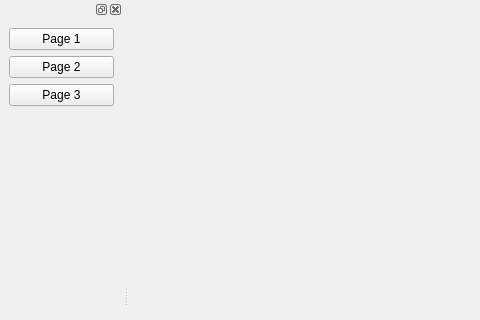
Above: pages/mainwindow.ui from Romaisaa/CV-Toolbox before the change; both pictures show x 0 to 480 and y 0 to 320 of the 951 by 613 pixel window. Below: the same form after it.
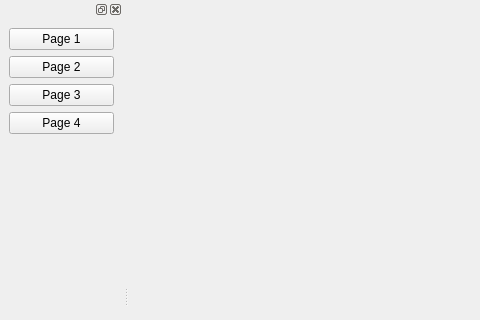
That is the form after the change.

Commit message: adding page4 with HoughTransform

The edit to the form file:
```diff
--- a/pages/mainwindow.ui
+++ b/pages/mainwindow.ui
@@ -72,6 +72,13 @@
        </property>
       </widget>
      </item>
+     <item>
+      <widget class="QPushButton" name="pushButton_4">
+       <property name="text">
+        <string>Page 4</string>
+       </property>
+      </widget>
+     </item>
      <item>
       <spacer name="verticalSpacer">
        <property name="orientation">
```
The commit also changes 18 other files.
